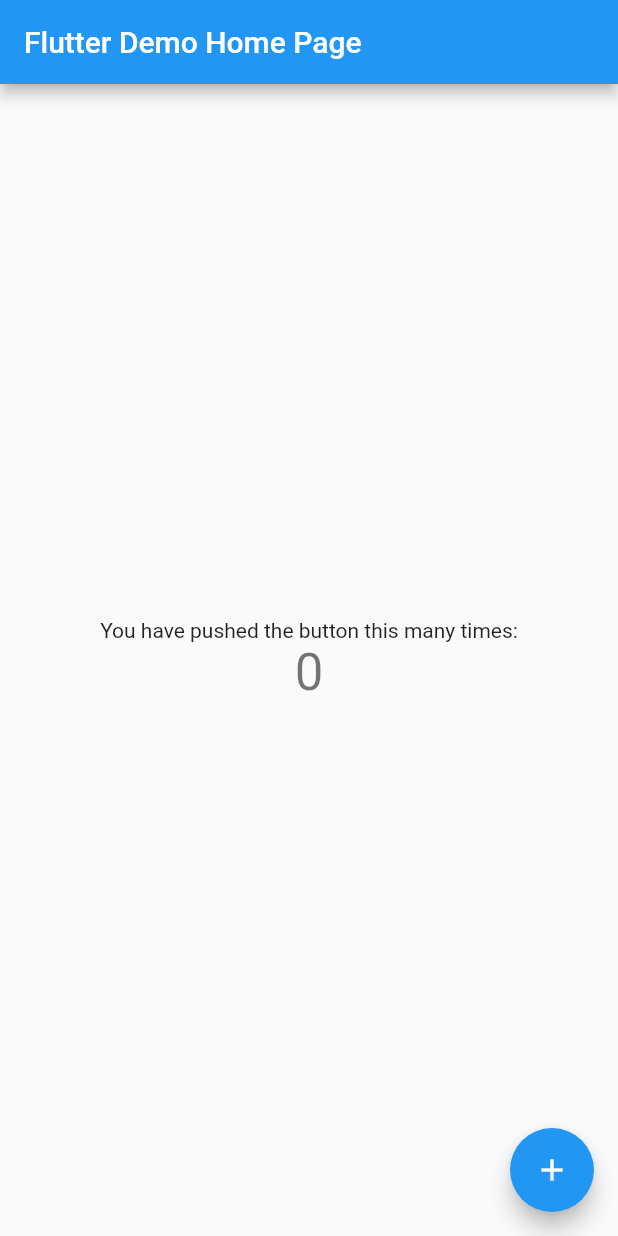
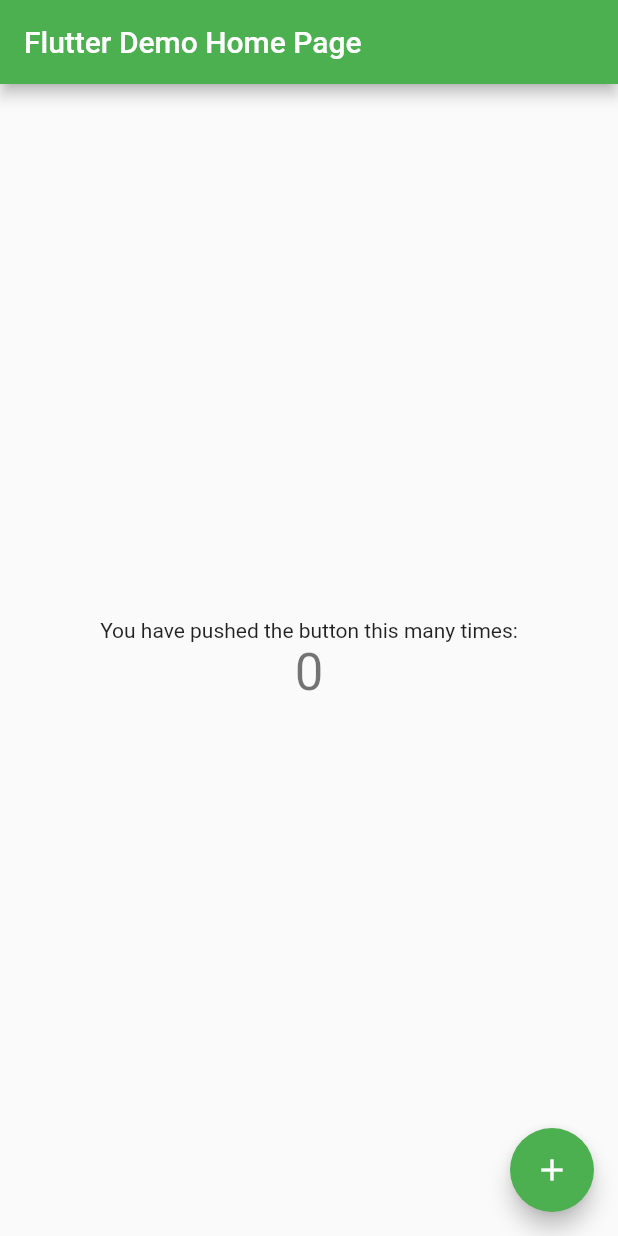
Before and after one commit to IamXolisaniNgcobo/friendly_chat, a Flutter app: the screen it shows after launch, on a phone screen of 412 x 824 dp. Run offline on Flutter 3.47's test engine with Material 2 defaults, Android fonts, the phone set to English and light mode, and no system bars.

Commit message:
remove comments

```diff
--- a/lib/main.dart
+++ b/lib/main.dart
@@ -11,16 +11,8 @@ class MyApp extends StatelessWidget {
     return MaterialApp(
       title: 'Flutter Demo',
       theme: ThemeData(
-        // This is the theme of your application.
-        //
-        // Try running your application with "flutter run". You'll see the
-        // application has a blue toolbar. Then, without quitting the app, try
-        // changing the primarySwatch below to Colors.green and then invoke
-        // "hot reload" (press "r" in the console where you ran "flutter run",
-        // or simply save your changes to "hot reload" in a Flutter IDE).
-        // Notice that the counter didn't reset back to zero; the application
-        // is not restarted.
-        primarySwatch: Colors.blue,
+
+        primarySwatch: Colors.green,
       ),
       home: MyHomePage(title: 'Flutter Demo Home Page'),
     );
@@ -29,15 +21,6 @@ class MyApp extends StatelessWidget {
 
 class MyHomePage extends StatefulWidget {
   MyHomePage({Key key, this.title}) : super(key: key);
-
-  // This widget is the home page of your application. It is stateful, meaning
-  // that it has a State object (defined below) that contains fields that affect
-  // how it looks.
-
-  // This class is the configuration for the state. It holds the values (in this
-  // case the title) provided by the parent (in this case the App widget) and
-  // used by the build method of the State. Fields in a Widget subclass are
-  // always marked "final".
 
   final String title;
 
@@ -50,47 +33,20 @@ class _MyHomePageState extends State<MyHomePage> {
 
   void _incrementCounter() {
     setState(() {
-      // This call to setState tells the Flutter framework that something has
-      // changed in this State, which causes it to rerun the build method below
-      // so that the display can reflect the updated values. If we changed
-      // _counter without calling setState(), then the build method would not be
-      // called again, and so nothing would appear to happen.
       _counter++;
     });
   }
 
   @override
   Widget build(BuildContext context) {
-    // This method is rerun every time setState is called, for instance as done
-    // by the _incrementCounter method above.
-    //
-    // The Flutter framework has been optimized to make rerunning build methods
-    // fast, so that you can just rebuild anything that needs updating rather
-    // than having to individually change instances of widgets.
+
     return Scaffold(
       appBar: AppBar(
-        // Here we take the value from the MyHomePage object that was created by
-        // the App.build method, and use it to set our appbar title.
+
         title: Text(widget.title),
       ),
       body: Center(
-        // Center is a layout widget. It takes a single child and positions it
-        // in the middle of the parent.
         child: Column(
-          // Column is also a layout widget. It takes a list of children and
-          // arranges them vertically. By default, it sizes itself to fit its
-          // children horizontally, and tries to be as tall as its parent.
-          //
-          // Invoke "debug painting" (press "p" in the console, choose the
-          // "Toggle Debug Paint" action from the Flutter Inspector in Android
-          // Studio, or the "Toggle Debug Paint" command in Visual Studio Code)
-          // to see the wireframe for each widget.
-          //
-          // Column has various properties to control how it sizes itself and
-          // how it positions its children. Here we use mainAxisAlignment to
-          // center the children vertically; the main axis here is the vertical
-          // axis because Columns are vertical (the cross axis would be
-          // horizontal).
           mainAxisAlignment: MainAxisAlignment.center,
           children: <Widget>[
             Text(
```
